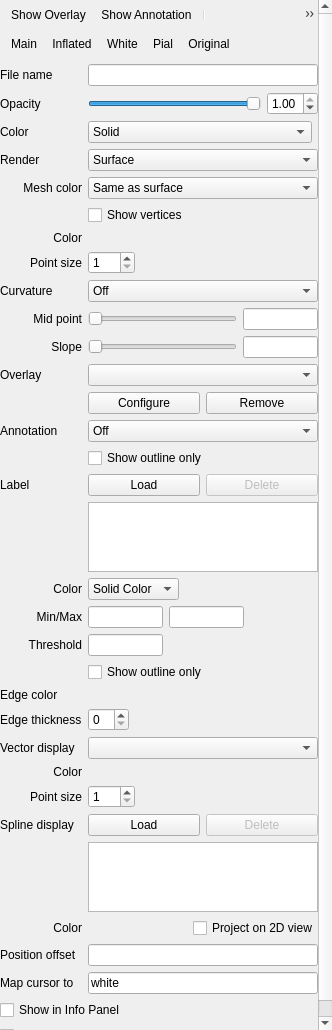
freesurfer/freesurfer, file freeview/PanelSurface.ui: the form before one commit.
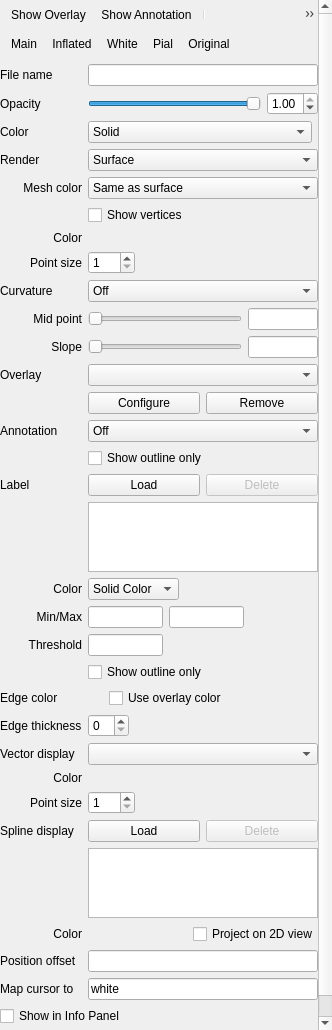
The form after the commit. Icons and pictures are not drawn. Custom widgets are drawn as their Qt base class.

Commit message: Copy from dev. Draw label on surface with larger brush size. show/hide mapped surface label. map cursor on white surface back to inflated. -rpwang

The edit to the form file:
```diff
--- a/freeview/PanelSurface.ui
+++ b/freeview/PanelSurface.ui
@@ -23,9 +23,9 @@
    <property name="geometry">
     <rect>
      <x>0</x>
-     <y>-226</y>
-     <width>314</width>
-     <height>1263</height>
+     <y>0</y>
+     <width>332</width>
+     <height>1245</height>
     </rect>
    </property>
    <layout class="QVBoxLayout" name="verticalLayout">
@@ -112,7 +112,7 @@
           </property>
           <property name="maximumSize">
            <size>
-            <width>75</width>
+            <width>70</width>
             <height>16777215</height>
            </size>
           </property>
@@ -600,7 +600,21 @@
       <item row="24" column="1">
        <layout class="QHBoxLayout" name="horizontalLayout23">
         <item>
-         <widget class="QtColorPicker" name="colorpickerEdgeColor" native="true"/>
+         <widget class="QtColorPicker" name="colorpickerEdgeColor" native="true">
+          <property name="minimumSize">
+           <size>
+            <width>15</width>
+            <height>0</height>
+           </size>
+          </property>
+         </widget>
+        </item>
+        <item>
+         <widget class="QCheckBox" name="checkBoxUseSurfaceColor2D">
+          <property name="text">
+           <string>Use overlay color</string>
+          </property>
+         </widget>
         </item>
         <item>
          <spacer name="horizontalSpacer_23">
@@ -717,7 +731,7 @@
           </property>
           <property name="maximumSize">
            <size>
-            <width>75</width>
+            <width>70</width>
             <height>16777215</height>
            </size>
           </property>
```
Left out of the diff: 105 changed lines with no effect on the pictures. The commit also changes 93 other files.
